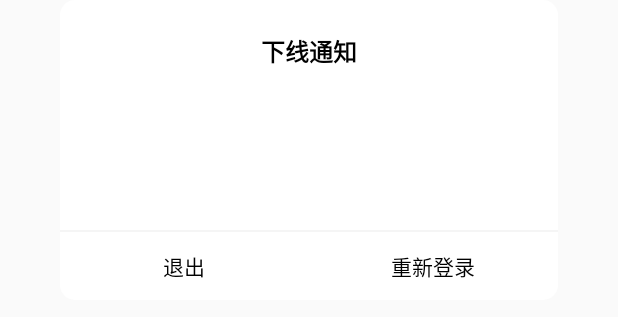
After one commit to Tianyouliangl/Learn, an Android app: the layout dialog_offline.xml on its own in the app's theme, with its tools: preview values and no code run, on a phone screen of 412 x 824 dp. The commit adds this screen. Shown: the top 317 px of the screen. Run offline under Robolectric (Android 15) with nearby library versions, the phone set to English and light mode, and no system bars.

Commit message:
1.单点登录 2.启动页图片

```diff
--- a/app/src/main/java/com/learn/agg/AppFrontBackHelper.java
+++ b/app/src/main/java/com/learn/agg/AppFrontBackHelper.java
@@ -81,6 +81,10 @@ public class AppFrontBackHelper {
     };
 
     public interface OnAppStatusListener{
+        void onResumed(Activity activity);
+        void onPaused(Activity activity);
+        void onStarted(Activity activity);
+        void onStopped(Activity activity);
         void onFront();
         void onBack();
     }
--- a/app/src/main/java/com/learn/agg/act/LoginActivity.java
+++ b/app/src/main/java/com/learn/agg/act/LoginActivity.java
@@ -119,7 +119,8 @@ public class LoginActivity extends BaseMvpActivity<LoginContract.IPresenter> imp
                 .put(Constant.SPKey_pwd(this), getPassword())
                 .put(Constant.SPKey_userName(this),data.getUsername())
                 .put(Constant.SPKey_icon(this),data.getImageUrl())
-                .put(Constant.SPKey_info(this), new Gson().toJson(data));
+                .put(Constant.SPKey_info(this), new Gson().toJson(data))
+                .put(Constant.SPKey_token(this),data.getToken());
         goActivity(MainActivity.class);
         finish();
     }
--- a/app/src/main/java/com/learn/agg/msg/act/BaseChatActivity.java
+++ b/app/src/main/java/com/learn/agg/msg/act/BaseChatActivity.java
@@ -243,8 +243,10 @@ public abstract class BaseChatActivity extends BaseMvpActivity<BaseChatContract.
 
     @Subscribe(threadMode = ThreadMode.MAIN)
     public void EventBus(ChatMessage msg) {
-        chatAdapter.setData(msg);
-        toLastItem();
+        if (msg.getType() == ChatMessage.MSG_SEND_CHAT){
+            chatAdapter.setData(msg);
+            toLastItem();
+        }
     }
 
     private void sendText(String text) {
--- a/app/src/main/java/com/learn/agg/net/base/NetBroadcastReceiver.java
+++ b/app/src/main/java/com/learn/agg/net/base/NetBroadcastReceiver.java
@@ -10,6 +10,7 @@ import androidx.annotation.NonNull;
 
 import com.learn.commonalitylibrary.Constant;
 import com.learn.commonalitylibrary.util.NetState;
+import com.lib.xiangxiang.im.BuildConfig;
 import com.senyint.ihospital.client.HttpFactory;
 import com.white.easysp.EasySP;
 
@@ -20,8 +21,6 @@ import io.reactivex.schedulers.Schedulers;
 
 
 public class NetBroadcastReceiver extends BroadcastReceiver {
-
-
 
     @Override
     public void onReceive(Context context, Intent intent) {
@@ -34,7 +33,6 @@ public class NetBroadcastReceiver extends BroadcastReceiver {
             if (netWorkState){
                 upUserInfo(workStatus,context);
             }
-
         }
     }
 
--- /dev/null
+++ b/app/src/main/res/drawable/shape_offline.xml
@@ -0,0 +1,6 @@
+<?xml version="1.0" encoding="utf-8"?>
+<shape xmlns:android="http://schemas.android.com/apk/res/android">
+
+    <corners android:radius="10dp"/>
+    <solid android:color="@color/white"/>
+</shape>
--- /dev/null
+++ b/app/src/main/res/layout/dialog_offline.xml
@@ -0,0 +1,78 @@
+<?xml version="1.0" encoding="utf-8"?>
+<RelativeLayout xmlns:android="http://schemas.android.com/apk/res/android"
+    android:layout_width="wrap_content"
+    android:layout_height="wrap_content">
+
+   <RelativeLayout
+       android:layout_width="match_parent"
+       android:minWidth="260dp"
+       android:minHeight="260dp"
+       android:layout_marginLeft="40dp"
+       android:layout_marginRight="40dp"
+       android:background="@drawable/shape_offline"
+       android:layout_centerInParent="true"
+       android:layout_height="200dp">
+
+      <TextView
+          android:id="@+id/tv_top"
+          android:layout_width="wrap_content"
+          android:layout_centerHorizontal="true"
+          android:textSize="16sp"
+          android:text="下线通知"
+          android:textStyle="bold"
+          android:textColor="@color/black"
+          android:layout_marginTop="22dp"
+          android:layout_height="wrap_content"/>
+
+      <TextView
+          android:id="@+id/tv_content"
+          android:layout_below="@id/tv_top"
+          android:layout_above="@id/linear_bottom"
+          android:layout_marginTop="12dp"
+          android:layout_marginLeft="12dp"
+          android:layout_marginRight="12dp"
+          android:layout_marginBottom="16dp"
+          android:textSize="14dp"
+          android:lineSpacingExtra="10dp"
+          android:maxLines="4"
+          android:ellipsize="end"
+          android:textColor="@color/darkslategrey"
+          android:layout_width="match_parent"
+          android:layout_height="wrap_content"/>
+
+      <View
+          android:layout_width="match_parent"
+          android:layout_above="@id/linear_bottom"
+          android:background="@color/whitesmoke"
+          android:layout_height="1dp"/>
+
+      <LinearLayout
+          android:id="@+id/linear_bottom"
+          android:layout_width="match_parent"
+          android:orientation="horizontal"
+          android:layout_alignParentBottom="true"
+          android:layout_height="45dp">
+
+         <TextView
+             android:id="@+id/tv_exit"
+             android:layout_width="0dp"
+             android:layout_weight="1"
+             android:gravity="center"
+             android:text="退出"
+             android:textColor="@color/black"
+             android:layout_height="match_parent"/>
+
+         <TextView
+             android:id="@+id/tv_again_login"
+             android:layout_width="0dp"
+             android:layout_weight="1"
+             android:textColor="@color/black"
+             android:gravity="center"
+             android:text="重新登录"
+             android:layout_height="match_parent"/>
+
+      </LinearLayout>
+
+   </RelativeLayout>
+
+</RelativeLayout>
--- a/app/src/main/res/values/styles.xml
+++ b/app/src/main/res/values/styles.xml
@@ -18,6 +18,15 @@
         <item name="windowNoTitle">true</item>
     </style>
 
+    <style name="Transparent" parent="Theme.AppCompat.Dialog">
+        <item name="android:windowBackground">@android:color/transparent</item>
+        <item name="android:windowIsTranslucent">true</item>
+        <item name="android:windowIsFloating">true</item>
+        <item name="android:windowAnimationStyle">@android:style/Animation</item>
+        <item name="android:windowNoTitle">true</item>
+    </style>
+
+
     <style name="custom_dialog" parent="@android:style/Theme.Dialog">
         <!-- 边框 -->
         <item name="android:windowFrame">@null</item>
@@ -34,6 +43,25 @@
         <item name="android:backgroundDimEnabled">true</item>
         <!-- 遮罩层 -->
         <item name="android:backgroundDimAmount">0.5</item>
+    </style>
+
+    <style name="MyDialogStyle">
+        <item name="android:windowBackground">@android:color/transparent</item>
+<!--        设置dialog的背景，此处为系统给定的透明值-->
+        <item name="android:windowFrame">@null</item>
+<!--        Dialog的windowFrame框为无-->
+        <item name="android:windowNoTitle">true</item>
+<!--        是否显示标题-->
+        <item name="android:windowIsFloating">true</item>
+<!--        是否浮现在activity之上-->
+        <item name="android:windowIsTranslucent">true</item>
+<!--        是否半透明-->
+        <item name="android:windowContentOverlay">@null</item>
+<!--        是否有覆盖-->
+        <item name="android:windowAnimationStyle">@android:style/Animation.Dialog</item>
+<!--        设置Activity出现方式-->
+        <item name="android:backgroundDimEnabled">true</item>
+<!--        背景是否模糊显示-->
     </style>
 
     <declare-styleable name="BadgeView">
--- a/commonalitylibrary/src/main/java/com/learn/commonalitylibrary/ChatMessage.java
+++ b/commonalitylibrary/src/main/java/com/learn/commonalitylibrary/ChatMessage.java
@@ -28,6 +28,7 @@ public class ChatMessage {
 
     public static int MSG_SEND_CHAT = 1;   // 聊天
     public static int MSG_SEND_SYS = 2;    // 通知
+    public static int MSG_OFFLINE = 3;    // 其他设备登录
 
     // 是否显示时间
     public static int MSG_TIME_FALSE = 0;
--- a/commonalitylibrary/src/main/java/com/learn/commonalitylibrary/Constant.java
+++ b/commonalitylibrary/src/main/java/com/learn/commonalitylibrary/Constant.java
@@ -52,4 +52,8 @@ public class Constant {
     public static String SPKey_switch(Context context){
         return EasySP.init(context).getString(SPKey_UID) + "_user_switch";
     }
+
+    public static String SPKey_token(Context context){
+        return EasySP.init(context).getString(SPKey_UID) + "_user_token";
+    }
 }
```
Also changed, not shown: app/src/main/AndroidManifest.xml (+7 -2 lines), app/src/main/java/com/learn/agg/LearnApplication.java (+30 -0 lines), app/src/main/java/com/learn/agg/act/GlobalDialogActivity.java (added, +127 -0 lines), app/src/main/java/com/learn/agg/act/MainActivity.java (+50 -9 lines), app/src/main/java/com/learn/agg/net/bean/LoginBean.java (+9 -0 lines), app/src/main/res/layout/activity_global_dialog.xml (added, +10 -0 lines), imlibrary/src/main/java/com/lib/xiangxiang/im/SocketChatMsgListener.java (+3 -6 lines).
